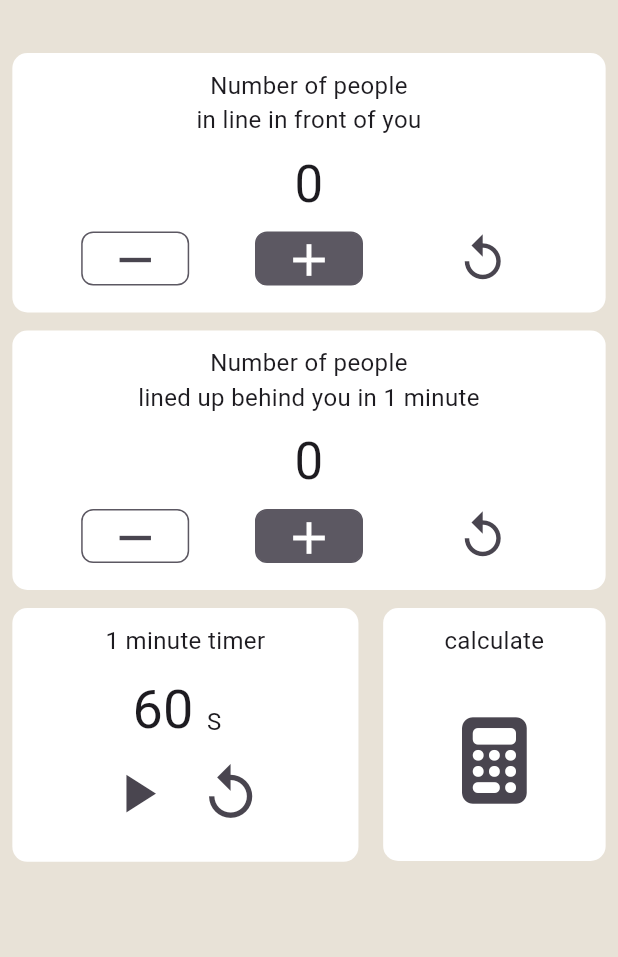
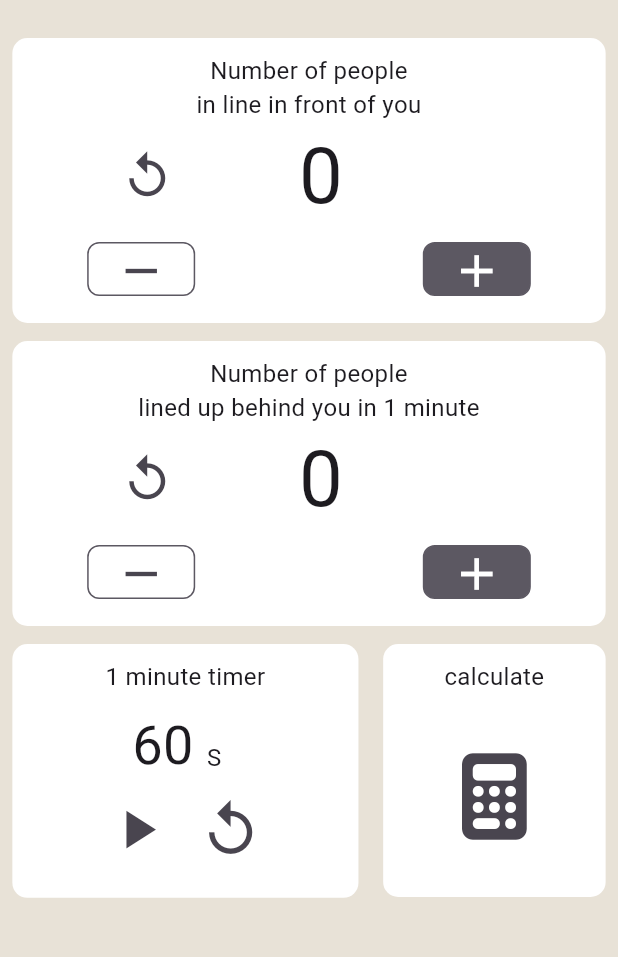
Before and after one commit to c22349/waiting_time, a Flutter app: the screen it shows after launch, on a phone screen of 412 x 824 dp, the part 61-1018 px from its top. Run offline on Flutter 3.47's test engine with Material 3 defaults, Android fonts, the phone set to English and light mode, and no system bars; our stand-ins replace font_awesome_flutter, shared_preferences; generated files the repository leaves out were written again.

Commit message:
Fix main layout icon

```diff
--- a/lib/main.dart
+++ b/lib/main.dart
@@ -10,6 +10,8 @@ import 'package:font_awesome_flutter/font_awesome_flutter.dart';
 import 'package:flutter/services.dart';
 
 const double iconSize = 36;
+const double counterNumbersSize = 52;
+const double timerNumbersSize = 36;
 const buttonColor = Color(0xFF5C5862);
 
 Future<Locale> _fetchLocale() async {
@@ -217,7 +219,7 @@ class _CounterPageState extends State<CounterPage> {
               child: Column(
                 mainAxisAlignment: MainAxisAlignment.start,
                 children: <Widget>[
-                  SizedBox(height: 20), // 上部のスペースを調整
+                  SizedBox(height: 10), // 上部のスペースを調整
                   Container(
                     width: MediaQuery.of(context).size.width * 0.96,
                     padding: EdgeInsets.all(10.0), // 内側の余白
@@ -234,16 +236,49 @@ class _CounterPageState extends State<CounterPage> {
                             children: <InlineSpan>[
                               TextSpan(
                                 text:
-                                    '${AppLocalizations.of(context)!.line_in_front_of}\n',
+                                    '${AppLocalizations.of(context)!.line_in_front_of}',
                                 style: TextStyle(fontSize: bodyFontSize),
-                              ),
-                              WidgetSpan(child: const SizedBox(height: 46)),
-                              TextSpan(
-                                text: '$_counterFront',
-                                style: TextStyle(fontSize: 34.0),
                               ),
                             ],
                           ),
+                        ),
+                        Row(
+                          mainAxisAlignment: MainAxisAlignment.spaceEvenly,
+                          children: <Widget>[
+                            IconButton(
+                              icon: Container(
+                                width: iconSize * 2,
+                                height: iconSize,
+                                child: Icon(Icons.replay, size: iconSize),
+                              ),
+                              onPressed: _resetCounterFront,
+                            ),
+                            Container(
+                              width: iconSize * 2,
+                              height: iconSize * 2,
+                              child: Stack(
+                                alignment: Alignment.center,
+                                children: <Widget>[
+                                  OverflowBox(
+                                    minWidth: 0.0,
+                                    maxWidth: double.infinity,
+                                    minHeight: 0.0,
+                                    maxHeight: double.infinity,
+                                    child: Text(
+                                      '$_counterFront',
+                                      style: TextStyle(
+                                          fontSize: counterNumbersSize,
+                                          fontFeatures: [
+                                            FontFeature.tabularFigures()
+                                          ]),
+                                    ),
+                                  ),
+                                ],
+                              ),
+                            ),
+                            const SizedBox(
+                                width: iconSize * 2, height: iconSize),
+                          ],
                         ),
                         Row(
                           mainAxisAlignment: MainAxisAlignment.spaceEvenly,
@@ -262,6 +297,8 @@ class _CounterPageState extends State<CounterPage> {
                               ),
                               onPressed: _decrementCounterFront,
                             ),
+                            const SizedBox(
+                                width: iconSize * 2, height: iconSize),
                             IconButton(
                               icon: Container(
                                 width: iconSize * 2,
@@ -276,14 +313,6 @@ class _CounterPageState extends State<CounterPage> {
                                     size: iconSize, color: Colors.white),
                               ),
                               onPressed: _incrementCounterFront,
-                            ),
-                            IconButton(
-                              icon: Container(
-                                width: iconSize * 2,
-                                height: iconSize,
-                                child: Icon(Icons.replay, size: iconSize),
-                              ),
-                              onPressed: _resetCounterFront,
                             ),
                           ],
                         ),
@@ -307,16 +336,49 @@ class _CounterPageState extends State<CounterPage> {
                             children: <InlineSpan>[
                               TextSpan(
                                 text:
-                                    '${AppLocalizations.of(context)!.line_behind}\n',
+                                    '${AppLocalizations.of(context)!.line_behind}',
                                 style: TextStyle(fontSize: bodyFontSize),
-                              ),
-                              WidgetSpan(child: const SizedBox(height: 46)),
-                              TextSpan(
-                                text: '$_counterBehind',
-                                style: TextStyle(fontSize: 34.0),
                               ),
                             ],
                           ),
+                        ),
+                        Row(
+                          mainAxisAlignment: MainAxisAlignment.spaceEvenly,
+                          children: <Widget>[
+                            IconButton(
+                              icon: Container(
+                                width: iconSize * 2,
+                                height: iconSize,
+                                child: Icon(Icons.replay, size: iconSize),
+                              ),
+                              onPressed: _resetCounterBehind,
+                            ),
+                            Container(
+                              width: iconSize * 2,
+                              height: iconSize * 2,
+                              child: Stack(
+                                alignment: Alignment.center,
+                                children: <Widget>[
+                                  OverflowBox(
+                                    minWidth: 0.0,
+                                    maxWidth: double.infinity,
+                                    minHeight: 0.0,
+                                    maxHeight: double.infinity,
+                                    child: Text(
+                                      '$_counterBehind',
+                                      style: TextStyle(
+                                          fontSize: counterNumbersSize,
+                                          fontFeatures: [
+                                            FontFeature.tabularFigures()
+                                          ]),
+                                    ),
+                                  ),
+                                ],
+                              ),
+                            ),
+                            const SizedBox(
+                                width: iconSize * 2, height: iconSize),
+                          ],
                         ),
                         Row(
                           mainAxisAlignment: MainAxisAlignment.spaceEvenly,
@@ -335,6 +397,8 @@ class _CounterPageState extends State<CounterPage> {
                               ),
                               onPressed: _decrementCounterBehind,
                             ),
+                            const SizedBox(
+                                width: iconSize * 2, height: iconSize),
                             IconButton(
                               icon: Container(
                                 width: iconSize * 2,
@@ -349,14 +413,6 @@ class _CounterPageState extends State<CounterPage> {
                                     size: iconSize, color: Colors.white),
                               ),
                               onPressed: _incrementCounterBehind,
-                            ),
-                            IconButton(
-                              icon: Container(
-                                width: iconSize * 2,
-                                height: iconSize,
-                                child: Icon(Icons.replay, size: iconSize),
-                              ),
-                              onPressed: _resetCounterBehind,
                             ),
                           ],
                         ),
@@ -401,8 +457,10 @@ class _CounterPageState extends State<CounterPage> {
                                             Text(
                                               '$_timer', // タイマーの値
                                               style: TextStyle(
-                                                  fontSize:
-                                                      36), // $_timerのフォントサイズ
+                                                  fontSize: timerNumbersSize,
+                                                  fontFeatures: [
+                                                    FontFeature.tabularFigures()
+                                                  ]),
                                             ),
                                           ],
                                         ),
```
